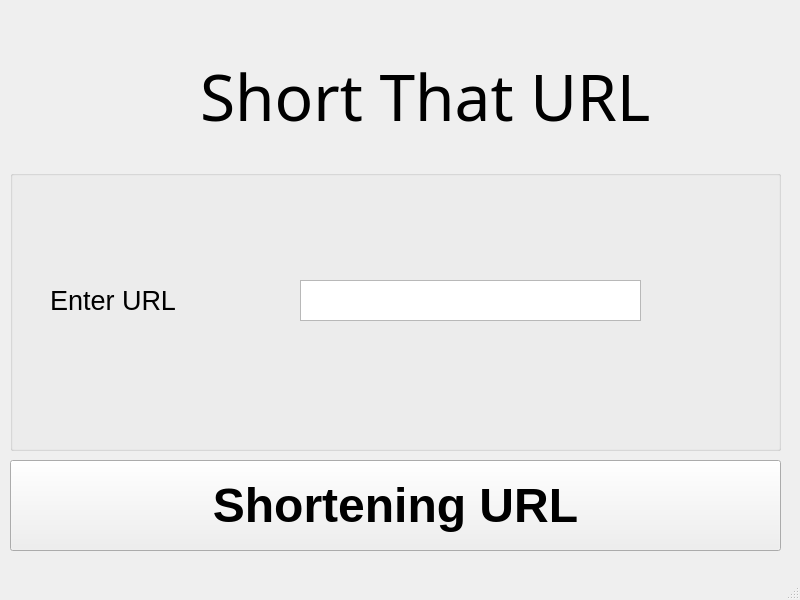
Old version of the form url_gui.ui in the repository KevinLu19/URL-Shortener.
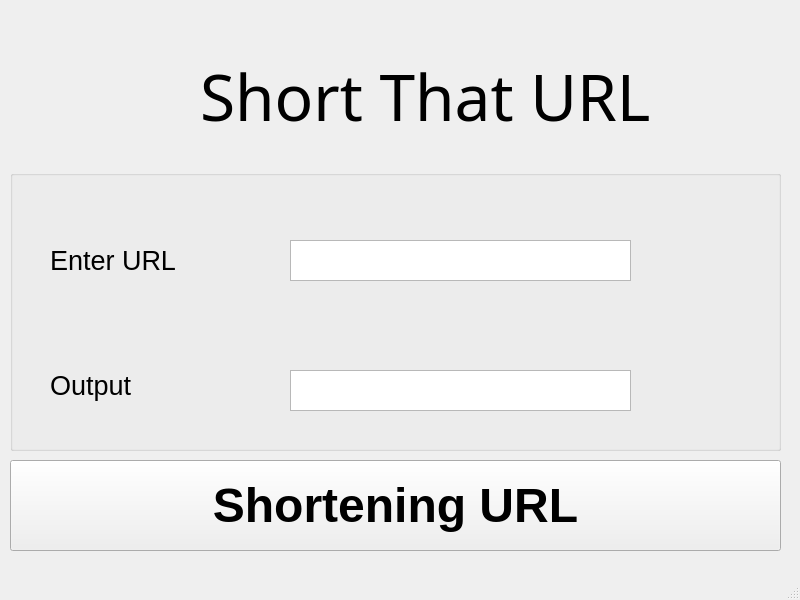
New version of the form.

Diff of the .ui file:
```diff
--- a/url_gui.ui
+++ b/url_gui.ui
@@ -50,7 +50,7 @@
      <property name="geometry">
       <rect>
        <x>40</x>
-       <y>110</y>
+       <y>70</y>
        <width>191</width>
        <height>41</height>
       </rect>
@@ -67,8 +67,43 @@
     <widget class="QTextEdit" name="url_input_text">
      <property name="geometry">
       <rect>
-       <x>290</x>
-       <y>110</y>
+       <x>280</x>
+       <y>70</y>
+       <width>341</width>
+       <height>41</height>
+      </rect>
+     </property>
+     <property name="html">
+      <string>&lt;!DOCTYPE HTML PUBLIC &quot;-//W3C//DTD HTML 4.0//EN&quot; &quot;http://www.w3.org/TR/REC-html40/strict.dtd&quot;&gt;
+&lt;html&gt;&lt;head&gt;&lt;meta name=&quot;qrichtext&quot; content=&quot;1&quot; /&gt;&lt;style type=&quot;text/css&quot;&gt;
+p, li { white-space: pre-wrap; }
+&lt;/style&gt;&lt;/head&gt;&lt;body style=&quot; font-family:'MS Shell Dlg 2'; font-size:8.25pt; font-weight:400; font-style:normal;&quot;&gt;
+&lt;p style=&quot;-qt-paragraph-type:empty; margin-top:0px; margin-bottom:0px; margin-left:0px; margin-right:0px; -qt-block-indent:0; text-indent:0px;&quot;&gt;&lt;br /&gt;&lt;/p&gt;&lt;/body&gt;&lt;/html&gt;</string>
+     </property>
+    </widget>
+    <widget class="QLabel" name="output_label">
+     <property name="geometry">
+      <rect>
+       <x>40</x>
+       <y>190</y>
+       <width>191</width>
+       <height>51</height>
+      </rect>
+     </property>
+     <property name="font">
+      <font>
+       <pointsize>20</pointsize>
+      </font>
+     </property>
+     <property name="text">
+      <string>Output</string>
+     </property>
+    </widget>
+    <widget class="QTextEdit" name="short_url_output">
+     <property name="geometry">
+      <rect>
+       <x>280</x>
+       <y>200</y>
        <width>341</width>
        <height>41</height>
       </rect>
```
